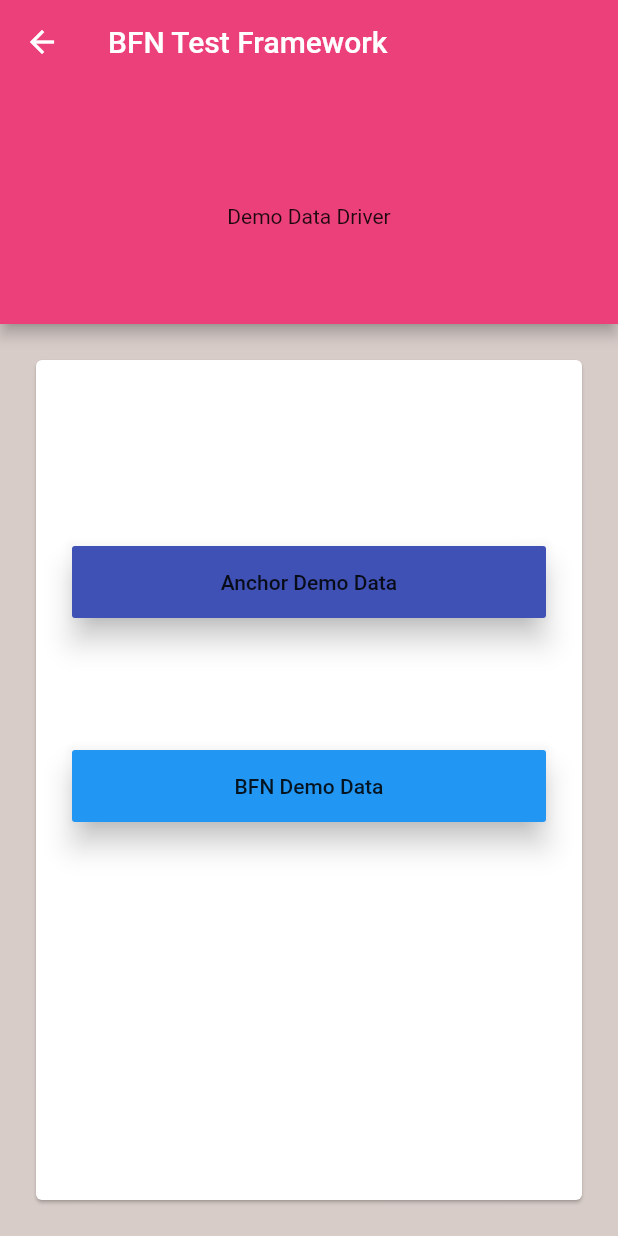
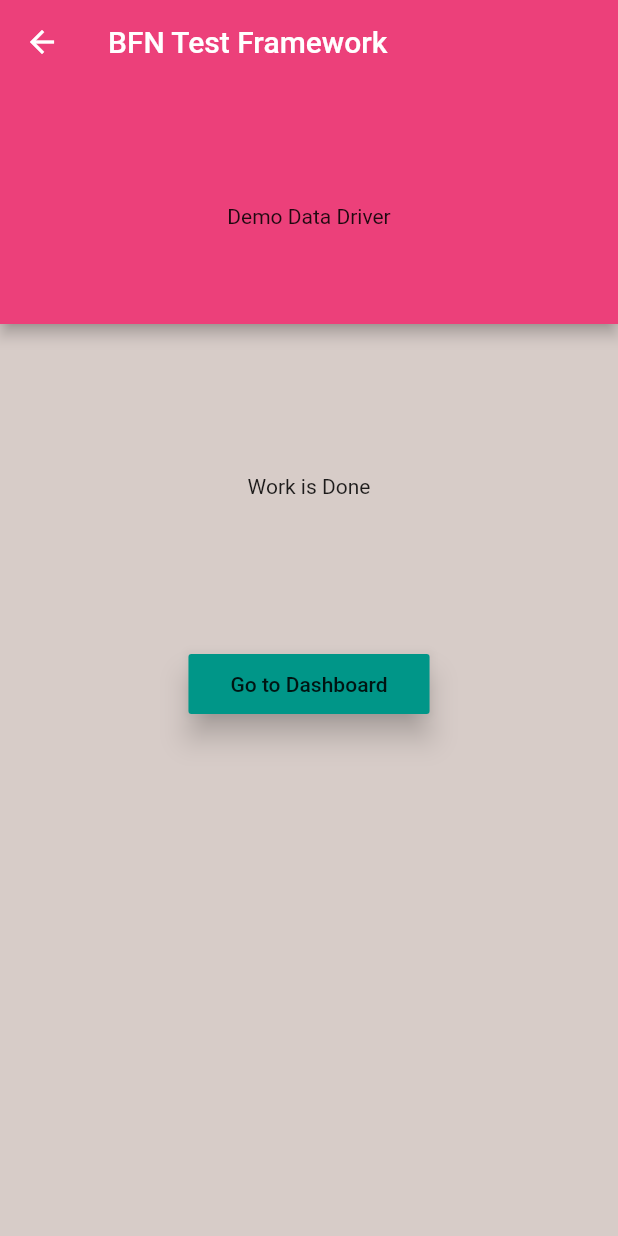
Before and after one commit to malengatiger/bfn_network_operator_repo, a Flutter app: the DemoDriver screen opened directly, after a tap on "BFN Demo Data", on a phone screen of 412 x 824 dp. Run offline on Flutter 3.47's test engine with Material 2 defaults, Android fonts, the phone set to English and light mode, and no system bars; our stand-ins replace firebase_core, page_transition, responsive_builder, syncfusion_flutter_datepicker; missing offline and left inert: bfnlibrary; accounts and stored records are empty; statements that could not run were skipped.

Commit message:
🌿 added demo data generation

```diff
--- a/lib/demo_driver.dart
+++ b/lib/demo_driver.dart
@@ -28,6 +28,20 @@ class _DemoDriverState extends State<DemoDriver> {
     p('🔵 🔵 🔵 🔵 🔵 🔵 Starting the BFN Demo Data Driver ......... 🔶🔶🔶');
     var result = await Net.startDemoDriver();
     p("result: 🔶🔶🔶 $result 🔶🔶🔶");
+    setState(() {
+      isBusy = false;
+      isDone = true;
+    });
+  }
+
+  _startPurchaseOrders() async {
+    await FireBaseUtil.initialize();
+    setState(() {
+      isBusy = true;
+    });
+    p('🔵 🔵 Starting generatePurchaseOrders ....');
+    var result = await Net.generatePurchaseOrders();
+    p("generatePurchaseOrders result: 🔶🔶🔶 $result 🔶🔶🔶");
     setState(() {
       isBusy = false;
     });
@@ -97,15 +111,15 @@ class _DemoDriverState extends State<DemoDriver> {
               children: [
                 !isDone
                     ? Padding(
-                        padding: const EdgeInsets.all(20.0),
+                        padding: const EdgeInsets.all(12.0),
                         child: Card(
                           child: Column(
                             children: [
                               SizedBox(
-                                height: 100,
+                                height: 20,
                               ),
                               Padding(
-                                padding: const EdgeInsets.all(24.0),
+                                padding: const EdgeInsets.all(12.0),
                                 child: Container(
                                   width: double.infinity,
                                   child: RaisedButton(
@@ -118,7 +132,7 @@ class _DemoDriverState extends State<DemoDriver> {
                                         padding: const EdgeInsets.all(8.0),
                                         child: Text(
                                           'Anchor Demo Data',
-                                          style: Styles.whiteMedium,
+                                          style: Styles.whiteSmall,
                                         ),
                                       ),
                                     ),
@@ -126,10 +140,10 @@ class _DemoDriverState extends State<DemoDriver> {
                                 ),
                               ),
                               SizedBox(
-                                height: 40,
+                                height: 20,
                               ),
                               Padding(
-                                padding: const EdgeInsets.all(24.0),
+                                padding: const EdgeInsets.all(12.0),
                                 child: Container(
                                   width: double.infinity,
                                   child: RaisedButton(
@@ -142,7 +156,31 @@ class _DemoDriverState extends State<DemoDriver> {
                                         padding: const EdgeInsets.all(8.0),
                                         child: Text(
                                           'BFN Demo Data',
-                                          style: Styles.whiteMedium,
+                                          style: Styles.whiteSmall,
+                                        ),
+                                      ),
+                                    ),
+                                  ),
+                                ),
+                              ),
+                              SizedBox(
+                                height: 20,
+                              ),
+                              Padding(
+                                padding: const EdgeInsets.all(12.0),
+                                child: Container(
+                                  width: double.infinity,
+                                  child: RaisedButton(
+                                    onPressed: _startPurchaseOrders,
+                                    elevation: 8,
+                                    color: Colors.indigo,
+                                    child: Padding(
+                                      padding: const EdgeInsets.all(8.0),
+                                      child: Padding(
+                                        padding: const EdgeInsets.all(8.0),
+                                        child: Text(
+                                          'Purchase Orders',
+                                          style: Styles.whiteSmall,
                                         ),
                                       ),
                                     ),
--- a/lib/ui/dashboard/viewers/supplier_payments_viewer.dart
+++ b/lib/ui/dashboard/viewers/supplier_payments_viewer.dart
@@ -228,7 +228,7 @@ class _SupplierPaymentViewerState extends State<SupplierPaymentViewer>
                 SizedBox(
                   width: 8,
                 ),
-                Text('${item.date}')
+                Text('${item.dateRegistered}')
               ],
             ),
           ],
--- a/lib/ui/lists/customers/customers.dart
+++ b/lib/ui/lists/customers/customers.dart
@@ -13,7 +13,7 @@ class CustomerList extends StatefulWidget {
 class _CustomerListState extends State<CustomerList>
     with SingleTickerProviderStateMixin {
   AnimationController _controller;
-  List<UserDTO> users = [];
+  List<BFNUser> users = [];
 
   @override
   void initState() {
--- a/lib/ui/lists/investors/investors.dart
+++ b/lib/ui/lists/investors/investors.dart
@@ -14,7 +14,7 @@ class InvestorList extends StatefulWidget {
 class _InvestorListState extends State<InvestorList>
     with SingleTickerProviderStateMixin {
   AnimationController _controller;
-  List<UserDTO> users = [];
+  List<BFNUser> users = [];
 
   @override
   void initState() {
--- a/lib/ui/lists/suppliers/suppliers.dart
+++ b/lib/ui/lists/suppliers/suppliers.dart
@@ -14,7 +14,7 @@ class SupplierList extends StatefulWidget {
 class _SupplierListState extends State<SupplierList>
     with SingleTickerProviderStateMixin {
   AnimationController _controller;
-  List<UserDTO> users = [];
+  List<BFNUser> users = [];
 
   @override
   void initState() {
```
Also changed, not shown: lib/ui/dashboard/dashboard.dart (+12 -10 lines), lib/ui/dashboard/dashboard_mobile.dart (+10 -1 lines), pubspec.lock, 2 other files.
